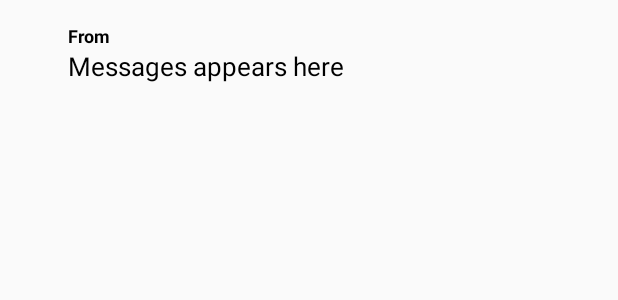
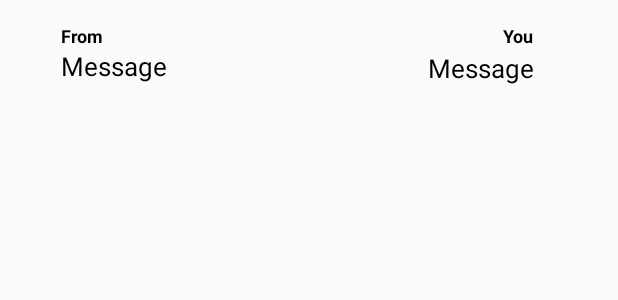
Before and after one commit to monishkumarv/ChatterBox-old, an Android app: the layout layout_list_messages.xml on its own in the app's theme, with its tools: preview values and no code run, on a phone screen of 412 x 824 dp. Shown: the top 300 px of the screen. Run offline under Robolectric (Android 15) with nearby library versions, the light colour scheme and no system bars.

Commit message:
initial commit

```diff
--- a/app/src/main/AndroidManifest.xml
+++ b/app/src/main/AndroidManifest.xml
@@ -11,8 +11,10 @@
         android:roundIcon="@mipmap/ic_launcher_round"
         android:supportsRtl="true"
         android:theme="@style/AppTheme">
-        <activity android:name=".ChatWindow"/>
-        <activity android:name=".HomePage">
+        <activity android:name=".ChatWindow"
+            android:windowSoftInputMode="adjustResize"/>
+        <activity android:name=".HomePage"
+            android:windowSoftInputMode="adjustResize">
            <intent-filter>
                <action android:name="android.intent.action.MAIN" />
                <action android:name="android.intent.action.VIEW"/>
--- a/app/src/main/res/layout/activity_chat_window.xml
+++ b/app/src/main/res/layout/activity_chat_window.xml
@@ -15,7 +15,7 @@
         android:layout_marginTop="8dp"
         android:layout_marginEnd="50dp"
         android:layout_marginRight="50dp"
-        android:text="+91 7010680040"
+        android:text="+917010680040"
         android:textAllCaps="true"
         android:textAppearance="@style/TextAppearance.AppCompat.Body2"
         android:textSize="30sp"
--- a/app/src/main/res/layout/layout_list_messages.xml
+++ b/app/src/main/res/layout/layout_list_messages.xml
@@ -11,21 +11,44 @@
         android:layout_width="wrap_content"
         android:layout_height="wrap_content"
         android:text="From"
-        android:id="@+id/from"
+        android:id="@+id/fromfriend"
         android:textColor="#000"
-        android:layout_marginLeft="30dp"
+        android:layout_marginLeft="25dp"
         android:textSize="12sp"
         android:textStyle="bold" />
 
     <TextView
-    android:layout_width="wrap_content"
-    android:layout_height="wrap_content"
-    android:text="Messages appears here"
-    android:id="@+id/disp_msg"
-    android:textColor="#000"
-    android:layout_centerVertical="true"
-    android:layout_marginLeft="30dp"
-    android:textSize="17sp"
-    android:layout_below="@+id/from" />
+        android:id="@+id/disp_msg_friend"
+        android:layout_width="wrap_content"
+        android:layout_height="wrap_content"
+        android:layout_below="@+id/fromfriend"
+        android:layout_centerVertical="true"
+        android:layout_alignStart="@id/fromfriend"
+        android:text="Message"
+        android:textColor="#000"
+        android:textSize="17sp" />
+
+    <TextView
+        android:id="@+id/disp_msg_you"
+        android:layout_width="wrap_content"
+        android:layout_height="wrap_content"
+        android:layout_below="@+id/fromyou"
+        android:layout_alignEnd="@+id/fromyou"
+        android:layout_marginTop="1dp"
+        android:text="Message"
+        android:textColor="#000"
+        android:textSize="17sp" />
+
+    <TextView
+        android:layout_width="wrap_content"
+        android:layout_height="wrap_content"
+        android:text="You"
+        android:id="@+id/fromyou"
+        android:textColor="#000"
+        android:layout_marginLeft="320dp"
+        android:textSize="12sp"
+        android:textStyle="bold" />
+
+
 
 </RelativeLayout>
```
Also changed, not shown: app/src/main/java/com/example/chatterbox/ChatWindow.java (+9 -0 lines), app/src/main/java/com/example/chatterbox/RecyclerViewAdapter_Chat.java (+13 -7 lines).
